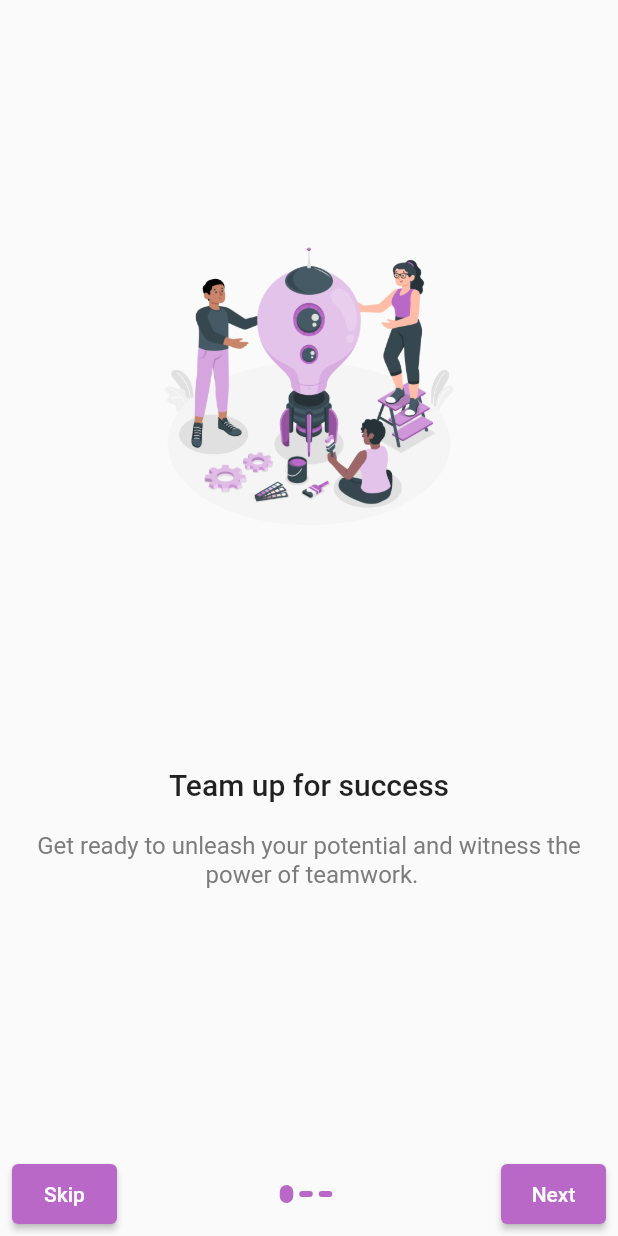
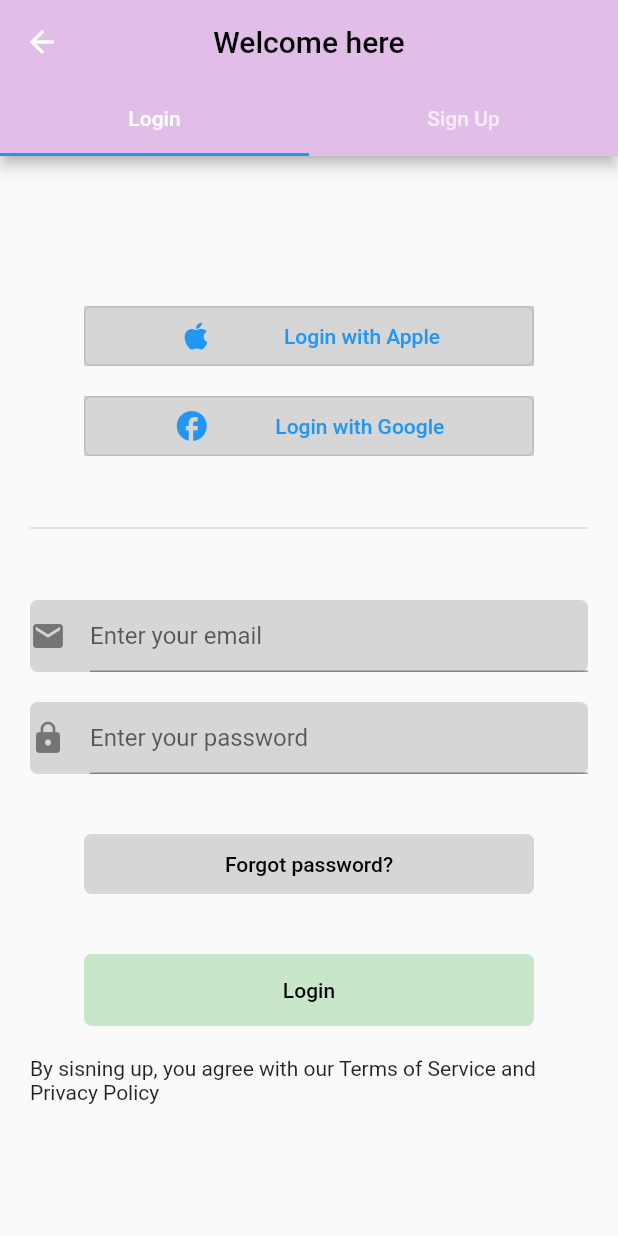
Before and after one commit to KendiJ/onboarding-screens, a Flutter app: the screen it shows after launch, after a tap on "Skip", on a phone screen of 412 x 824 dp. Run offline on Flutter 3.47's test engine with Material 2 defaults, Android fonts, the phone set to English and light mode, and no system bars.

Commit message:
Login view init

```diff
--- a/lib/presentation/views/login.dart
+++ b/lib/presentation/views/login.dart
@@ -1,12 +1,35 @@
+import 'package:flows/presentation/views/sign_up_view.dart';
 import 'package:flutter/material.dart';
+
+import 'login_view.dart';
 
 class LogIn extends StatelessWidget {
   const LogIn({super.key});
 
   @override
   Widget build(BuildContext context) {
-    return const Scaffold(
-
+    return DefaultTabController(
+      length: 2,
+      child: Scaffold(
+          appBar: AppBar(
+            title: const Text("Welcome here", style: TextStyle(color: Colors.black)),
+            backgroundColor: Colors.purple[100],
+            centerTitle: true,
+            bottom: const TabBar(tabs: [
+              Tab(
+                text: "Login",
+              ),
+              Tab(
+                text: "Sign Up",
+              ),
+            ]),
+          ),
+          body: const TabBarView(
+            children: [
+              LogInView(),
+              SignUpView(),
+            ],
+          ),),
     );
   }
 }
--- /dev/null
+++ b/lib/presentation/views/login_view.dart
@@ -0,0 +1,104 @@
+import 'package:flutter/material.dart';
+
+class LogInView extends StatelessWidget {
+  const LogInView({super.key});
+
+  @override
+  Widget build(BuildContext context) {
+    return Scaffold(
+      body: Center(
+        child: Padding(
+          padding: const EdgeInsets.fromLTRB(20, 100, 20, 10),
+          child: Column(
+            children: [
+              Container(
+                height: 40,
+                width: 300,
+                color: Colors.grey[350],
+                child: OutlinedButton(
+                  onPressed: () {},
+                  child: const Row(
+                    mainAxisAlignment: MainAxisAlignment.spaceEvenly,
+                    children: [
+                      Icon(Icons.apple),
+                      Text("Login with Apple"),
+                    ],
+                  ),
+                ),
+              ),
+              const SizedBox(height: 20),
+              Container(
+                height: 40,
+                width: 300,
+                color: Colors.grey[350],
+                child: OutlinedButton(
+                  onPressed: () {},
+                  child: const Row(
+                    mainAxisAlignment: MainAxisAlignment.spaceEvenly,
+                    children: [
+                      Icon(Icons.facebook),
+                      Text("Login with Google"),
+                    ],
+                  ),
+                ),
+              ),
+              const SizedBox(height: 40),
+              const Divider(thickness: 1),
+              const SizedBox(height: 40),
+              Container(
+                  decoration: BoxDecoration(
+                    borderRadius: BorderRadius.circular(5),
+                    color: Colors.grey[350],
+                  ),
+                  child: const TextField(
+                    decoration: InputDecoration(
+                      icon: Icon(Icons.email),
+                      hintText: "Enter your email",
+                    ),
+                  )),
+              const SizedBox(height: 20),
+              Container(
+                  decoration: BoxDecoration(
+                    borderRadius: BorderRadius.circular(5),
+                    color: Colors.grey[350],
+                  ),
+                  child: const TextField(
+                    decoration: InputDecoration(
+                      icon: Icon(Icons.lock),
+                      hintText: "Enter your password",
+                    ),
+                  )),
+              const SizedBox(height: 40),
+              Container(
+                height: 40,
+                width: 300,
+                decoration: BoxDecoration(
+                  borderRadius: BorderRadius.circular(5),
+                  color: Colors.grey[350],
+                ),
+                child: TextButton(
+                  onPressed: () {},
+                  child: const Text("Forgot password?",style: TextStyle(color: Colors.black),),
+                ),
+              ),
+              const SizedBox(height: 40),
+              Container(
+                width: 300,
+                decoration: BoxDecoration(
+                    borderRadius: BorderRadius.circular(5),
+                    color: Colors.green[100],
+                  ),
+                child: TextButton(
+                  onPressed: () {},
+                  child: const Text("Login", style: TextStyle(color: Colors.black),),
+                ),
+              ),
+              const SizedBox(height: 20),
+              const Text("By sisning up, you agree with our Terms of Service and Privacy Policy")
+            ],
+          ),
+        ),
+      ),
+    );
+  }
+}
--- a/lib/presentation/views/onboarding_screen.dart
+++ b/lib/presentation/views/onboarding_screen.dart
@@ -1,4 +1,6 @@
 import 'package:flutter/material.dart';
+
+import 'login.dart';
 
 class OnboardingPage extends StatefulWidget {
   const OnboardingPage({super.key});
@@ -34,7 +36,7 @@ class _OnboardingPageState extends State<OnboardingPage> {
           children: [
             Expanded(
               child: PageView.builder(
-                itemCount: demo_data.length,
+                itemCount: demodata.length,
                 controller: _pageController,
                 onPageChanged: (index) {
                   setState(() {
@@ -42,9 +44,9 @@ class _OnboardingPageState extends State<OnboardingPage> {
                   });
                 },
                 itemBuilder: (context, index) => Onboarding(
-                  image: demo_data[index].image,
-                  title: demo_data[index].title,
-                  description: demo_data[index].description,
+                  image: demodata[index].image,
+                  title: demodata[index].title,
+                  description: demodata[index].description,
                 ),
               ),
             ),
@@ -59,7 +61,9 @@ class _OnboardingPageState extends State<OnboardingPage> {
                     height: 40,
                     width: 70,
                     child: ElevatedButton(
-                      onPressed: () {},
+                      onPressed: () {
+                        Navigator.push(context, MaterialPageRoute(builder: (context) => const LogIn()));
+                      },
                       style: ElevatedButton.styleFrom(
                         backgroundColor: Colors.purple[300],
                       ),
@@ -68,7 +72,7 @@ class _OnboardingPageState extends State<OnboardingPage> {
                   ),
                   const Spacer(),
                   ...List.generate(
-                    demo_data.length,
+                    demodata.length,
                     (index) => Padding(
                       padding: const EdgeInsets.only(right: 4),
                       child: DotIndicator(isActive: index == _pageIndex),
@@ -135,7 +139,7 @@ class Onboard {
   final String image, title, description;
 }
 
-final List<Onboard> demo_data = [
+final List<Onboard> demodata = [
   const Onboard(
     image: 'assets/images/one.png',
     title: 'Team up for success',
--- /dev/null
+++ b/lib/presentation/views/sign_up_view.dart
@@ -0,0 +1,10 @@
+import 'package:flutter/material.dart';
+
+class SignUpView extends StatelessWidget {
+  const SignUpView({super.key});
+
+  @override
+  Widget build(BuildContext context) {
+    return const Placeholder();
+  }
+}
```
